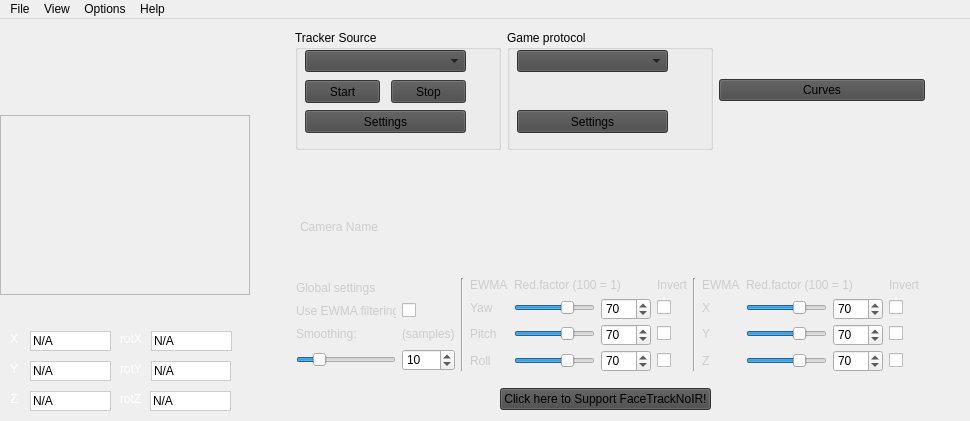
Above: FaceTrackNoIR/FaceTrackNoIR.ui from aavendan/facetracknoir before the change. Below: the same form after it.
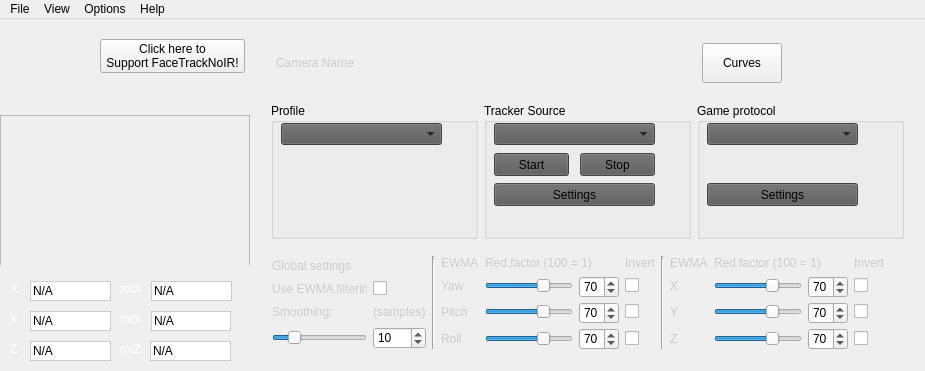
That is the form after the change. Icons and pictures are not drawn.

```diff
--- a/FaceTrackNoIR/FaceTrackNoIR.ui
+++ b/FaceTrackNoIR/FaceTrackNoIR.ui
@@ -10,8 +10,8 @@
    <rect>
     <x>0</x>
     <y>0</y>
-    <width>970</width>
-    <height>421</height>
+    <width>923</width>
+    <height>371</height>
    </rect>
   </property>
   <property name="sizePolicy">
@@ -121,8 +121,8 @@
   <widget class="QWidget" name="centralWidget">
    <property name="minimumSize">
     <size>
-     <width>800</width>
-     <height>400</height>
+     <width>925</width>
+     <height>350</height>
     </size>
    </property>
    <property name="styleSheet">
@@ -142,10 +142,16 @@
       </property>
       <item>
        <layout class="QGridLayout" name="gridLayout">
+        <property name="leftMargin">
+         <number>0</number>
+        </property>
+        <property name="rightMargin">
+         <number>0</number>
+        </property>
         <property name="spacing">
          <number>6</number>
         </property>
-        <item row="6" column="0">
+        <item row="5" column="0">
          <widget class="QWidget" name="headPoseWidget" native="true">
           <property name="minimumSize">
            <size>
@@ -374,63 +380,12 @@
           </widget>
          </widget>
         </item>
-        <item row="2" column="0">
-         <layout class="QHBoxLayout" name="horizontalLayout_4">
-          <item>
-           <widget class="QFrame" name="logoInstitute">
-            <property name="sizePolicy">
-             <sizepolicy hsizetype="Fixed" vsizetype="Fixed">
-              <horstretch>0</horstretch>
-              <verstretch>0</verstretch>
-             </sizepolicy>
-            </property>
-            <property name="minimumSize">
-             <size>
-              <width>90</width>
-              <height>90</height>
-             </size>
-            </property>
-            <property name="maximumSize">
-             <size>
-              <width>16777215</width>
-              <height>90</height>
-             </size>
-            </property>
-            <property name="styleSheet">
-             <string notr="true">QFrame#logoInstitute {
-	background:#595959 url(UIElements/logoFaceTrackNoIR.png) no-repeat;
-border:none;
-}</string>
-            </property>
-            <property name="frameShape">
-             <enum>QFrame::StyledPanel</enum>
-            </property>
-            <property name="frameShadow">
-             <enum>QFrame::Raised</enum>
-            </property>
-           </widget>
-          </item>
-          <item>
-           <spacer name="horizontalSpacer">
-            <property name="orientation">
-             <enum>Qt::Horizontal</enum>
-            </property>
-            <property name="sizeHint" stdset="0">
-             <size>
-              <width>40</width>
-              <height>20</height>
-             </size>
-            </property>
-           </spacer>
-          </item>
-         </layout>
-        </item>
-        <item row="5" column="0">
+        <item row="4" column="0">
          <widget class="QWidget" name="widget4video" native="true">
           <property name="minimumSize">
            <size>
             <width>250</width>
-            <height>180</height>
+            <height>150</height>
            </size>
           </property>
           <widget class="QFrame" name="video_frame">
@@ -439,13 +394,13 @@
              <x>0</x>
              <y>0</y>
              <width>250</width>
-             <height>180</height>
+             <height>170</height>
             </rect>
            </property>
            <property name="minimumSize">
             <size>
              <width>250</width>
-             <height>180</height>
+             <height>150</height>
             </size>
            </property>
            <property name="maximumSize">
@@ -466,6 +421,93 @@
           </widget>
          </widget>
         </item>
+        <item row="0" column="0">
+         <layout class="QHBoxLayout" name="horizontalLayout_6">
+          <item>
+           <widget class="QWidget" name="widget4logo" native="true">
+            <property name="minimumSize">
+             <size>
+              <width>0</width>
+              <height>90</height>
+             </size>
+            </property>
+            <property name="maximumSize">
+             <size>
+              <width>16777215</width>
+              <height>90</height>
+             </size>
+            </property>
+            <widget class="QPushButton" name="btnDonate">
+             <property name="geometry">
+              <rect>
+               <x>100</x>
+               <y>20</y>
+               <width>145</width>
+               <height>34</height>
+              </rect>
+             </property>
+             <property name="toolTip">
+              <string>Please help us: make gaming fun...</string>
+             </property>
+             <property name="text">
+              <string>Click here to 
+Support FaceTrackNoIR!</string>
+             </property>
+             <property name="icon">
+              <iconset resource="FaceTrackNoIR.qrc">
+               <normaloff>:/UIElements/Donate.png</normaloff>:/UIElements/Donate.png</iconset>
+             </property>
+             <property name="iconSize">
+              <size>
+               <width>18</width>
+               <height>18</height>
+              </size>
+             </property>
+            </widget>
+            <widget class="QFrame" name="logoInstitute">
+             <property name="geometry">
+              <rect>
+               <x>0</x>
+               <y>0</y>
+               <width>90</width>
+               <height>90</height>
+              </rect>
+             </property>
+             <property name="sizePolicy">
+              <sizepolicy hsizetype="Fixed" vsizetype="Fixed">
+               <horstretch>0</horstretch>
+               <verstretch>0</verstretch>
+              </sizepolicy>
+             </property>
+             <property name="minimumSize">
+              <size>
+               <width>90</width>
+               <height>90</height>
+              </size>
+             </property>
+             <property name="maximumSize">
+              <size>
+               <width>16777215</width>
+               <height>90</height>
+              </size>
+             </property>
+             <property name="styleSheet">
+              <string notr="true">QFrame#logoInstitute {
+	background:#595959 url(UIElements/logoFaceTrackNoIR.png) no-repeat;
+border:none;
+}</string>
+             </property>
+             <property name="frameShape">
+              <enum>QFrame::StyledPanel</enum>
+             </property>
+             <property name="frameShadow">
+              <enum>QFrame::Raised</enum>
+             </property>
+            </widget>
+           </widget>
+          </item>
+         </layout>
+        </item>
        </layout>
       </item>
       <item>
@@ -500,9 +542,9 @@
            <colorrole role="Button">
             <brush brushstyle="SolidPattern">
              <color alpha="255">
-              <red>72</red>
-              <green>72</green>
-              <blue>72</blue>
+              <red>89</red>
+              <green>89</green>
+              <blue>89</blue>
              </color>
             </brush>
            </colorrole>
@@ -527,18 +569,18 @@
            <colorrole role="Base">
             <brush brushstyle="SolidPattern">
              <color alpha="255">
-              <red>72</red>
-              <green>72</green>
-              <blue>72</blue>
+              <red>89</red>
+              <green>89</green>
+              <blue>89</blue>
              </color>
             </brush>
            </colorrole>
            <colorrole role="Window">
             <brush brushstyle="SolidPattern">
              <color alpha="255">
-              <red>72</red>
-              <green>72</green>
-              <blue>72</blue>
+              <red>89</red>
+              <green>89</green>
+              <blue>89</blue>
              </color>
             </brush>
            </colorrole>
@@ -583,9 +625,9 @@
            <colorrole role="Button">
             <brush brushstyle="SolidPattern">
              <color alpha="255">
-              <red>72</red>
-              <green>72</green>
-              <blue>72</blue>
+              <red>89</red>
+              <green>89</green>
+              <blue>89</blue>
              </color>
             </brush>
            </colorrole>
@@ -610,18 +652,18 @@
            <colorrole role="Base">
             <brush brushstyle="SolidPattern">
              <color alpha="255">
-              <red>72</red>
-              <green>72</green>
-              <blue>72</blue>
+              <red>89</red>
+              <green>89</green>
+              <blue>89</blue>
              </color>
             </brush>
            </colorrole>
            <colorrole role="Window">
             <brush brushstyle="SolidPattern">
              <color alpha="255">
-              <red>72</red>
-              <green>72</green>
-              <blue>72</blue>
+              <red>89</red>
+              <green>89</green>
+              <blue>89</blue>
              </color>
             </brush>
            </colorrole>
@@ -666,9 +708,9 @@
            <colorrole role="Button">
             <brush brushstyle="SolidPattern">
              <color alpha="255">
-              <red>72</red>
-              <green>72</green>
-              <blue>72</blue>
+              <red>89</red>
+              <green>89</green>
+              <blue>89</blue>
              </color>
             </brush>
            </colorrole>
@@ -693,18 +735,18 @@
            <colorrole role="Base">
             <brush brushstyle="SolidPattern">
              <color alpha="255">
-              <red>72</red>
-              <green>72</green>
-              <blue>72</blue>
+              <red>89</red>
+              <green>89</green>
+              <blue>89</blue>
              </color>
             </brush>
            </colorrole>
            <colorrole role="Window">
             <brush brushstyle="SolidPattern">
              <color alpha="255">
-              <red>72</red>
-              <green>72</green>
-              <blue>72</blue>
+              <red>89</red>
+              <green>89</green>
+              <blue>89</blue>
              </color>
             </brush>
            </colorrole>
@@ -750,33 +792,7 @@
         <layout class="QVBoxLayout" name="verticalLayout_4">
          <item>
           <layout class="QGridLayout" name="gridLayout_2">
-           <item row="1" column="2">
-            <spacer name="horizontalSpacer_5">
-             <property name="orientation">
-              <enum>Qt::Horizontal</enum>
-             </property>
-             <property name="sizeHint" stdset="0">
-              <size>
-               <width>40</width>
-               <height>20</height>
-              </size>
-             </property>
-            </spacer>
-           </item>
-           <item row="1" column="0">
-            <spacer name="horizontalSpacer_6">
-             <property name="orientation">
-              <enum>Qt::Horizontal</enum>
-             </property>
-             <property name="sizeHint" stdset="0">
-              <size>
-               <width>40</width>
-               <height>20</height>
-              </size>
-             </property>
-            </spacer>
-           </item>
-           <item row="1" column="1">
+           <item row="2" column="0">
             <layout class="QHBoxLayout" name="horizontalLayout_3">
              <property name="leftMargin">
               <number>10</number>
@@ -784,6 +800,32 @@
              <property name="rightMargin">
               <number>10</number>
              </property>
+             <item>
+              <widget class="QGroupBox" name="groupProfile">
+               <property name="title">
+                <string>Profile</string>
+               </property>
+               <widget class="QComboBox" name="iconcomboTrackerSource_2">
+                <property name="geometry">
+                 <rect>
+                  <x>10</x>
+                  <y>20</y>
+                  <width>161</width>
+                  <height>22</height>
+                 </rect>
+                </property>
+                <property name="styleSheet">
+                 <string notr="true"/>
+                </property>
+                <property name="currentIndex">
+                 <number>-1</number>
+                </property>
+                <property name="maxVisibleItems">
+                 <number>3</number>
+                </property>
+               </widget>
+              </widget>
+             </item>
              <item>
               <widget class="QGroupBox" name="groupTrackerSource">
                <property name="minimumSize">
@@ -939,82 +981,9 @@
                </widget>
               </widget>
              </item>
-             <item>
-              <widget class="QPushButton" name="btnEditCurves">
-               <property name="toolTip">
-                <string>Edit the Curve settings</string>
-               </property>
-               <property name="text">
-                <string>Curves</string>
-               </property>
-               <property name="icon">
-                <iconset resource="FaceTrackNoIR.qrc">
-                 <normaloff>:/UIElements/Curves.png</normaloff>:/UIElements/Curves.png</iconset>
-               </property>
-               <property name="iconSize">
-                <size>
-                 <width>150</width>
-                 <height>32</height>
-                </size>
-               </property>
-              </widget>
-             </item>
             </layout>
            </item>
-           <item row="5" column="1">
-            <layout class="QHBoxLayout" name="horLayoutDonate">
-             <property name="rightMargin">
-              <number>10</number>
-             </property>
-             <item>
-              <spacer name="horizontalSpacer_4">
-               <property name="orientation">
-                <enum>Qt::Horizontal</enum>
-               </property>
-               <property name="sizeHint" stdset="0">
-                <size>
-                 <width>40</width>
-                 <height>20</height>
-                </size>
-               </property>
-              </spacer>
-             </item>
-             <item>
-              <widget class="QPushButton" name="btnDonate">
-               <property name="toolTip">
-                <string>Please help us: make gaming fun...</string>
-               </property>
-               <property name="text">
-                <string>Click here to Support FaceTrackNoIR!</string>
-               </property>
-               <property name="icon">
-                <iconset resource="FaceTrackNoIR.qrc">
-                 <normaloff>:/UIElements/Donate.png</normaloff>:/UIElements/Donate.png</iconset>
-               </property>
-               <property name="iconSize">
-                <size>
-                 <width>18</width>
-                 <height>18</height>
-                </size>
-               </property>
-              </widget>
-             </item>
-             <item>
-              <spacer name="horizontalSpacer_2">
-               <property name="orientation">
-                <enum>Qt::Horizontal</enum>
-               </property>
-               <property name="sizeHint" stdset="0">
-                <size>
-                 <width>186</width>
-                 <height>20</height>
-                </size>
-               </property>
-              </spacer>
-             </item>
-            </layout>
-           </item>
-           <item row="4" column="1">
+           <item row="3" column="0">
             <widget class="QWidget" name="bubbleBigWidget" native="true">
              <property name="minimumSize">
               <size>
@@ -1065,7 +1034,7 @@
                  <widget class="QLabel" name="lblSensYaw_5">
                   <property name="minimumSize">
                    <size>
-                    <width>100</width>
+                    <width>95</width>
                     <height>0</height>
                    </size>
                   </property>
@@ -1160,7 +1129,7 @@
                  <widget class="QSpinBox" name="spinSmoothing">
                   <property name="minimumSize">
                    <size>
-                    <width>50</width>
+                    <width>35</width>
                     <height>22</height>
                    </size>
                   </property>
@@ -1389,7 +1358,7 @@
                  <widget class="QSpinBox" name="spinRedYaw">
                   <property name="minimumSize">
                    <size>
-                    <width>50</width>
+                    <width>40</width>
                     <height>22</height>
                    </size>
                   </property>
@@ -1411,7 +1380,7 @@
                  <widget class="QSpinBox" name="spinRedPitch">
                   <property name="minimumSize">
                    <size>
-                    <width>50</width>
+                    <width>40</width>
                     <height>22</height>
                    </size>
                   </property>
@@ -1433,7 +1402,7 @@
                  <widget class="QSpinBox" name="spinRedRoll">
                   <property name="minimumSize">
                    <size>
-                    <width>50</width>
+                    <width>40</width>
                     <height>22</height>
                    </size>
                   </property>
@@ -1725,7 +1694,7 @@
                  <widget class="QSpinBox" name="spinRedX">
                   <property name="minimumSize">
                    <size>
-                    <width>50</width>
+                    <width>40</width>
                     <height>22</height>
                    </size>
                   </property>
@@ -1747,7 +1716,7 @@
                  <widget class="QSpinBox" name="spinRedY">
                   <property name="minimumSize">
                    <size>
-                    <width>50</width>
+                    <width>40</width>
                     <height>22</height>
                    </size>
                   </property>
@@ -1769,7 +1738,7 @@
                  <widget class="QSpinBox" name="spinRedZ">
                   <property name="minimumSize">
                    <size>
-                    <width>50</width>
+                    <width>40</width>
                     <height>22</height>
                    </size>
                   </property>
@@ -1836,7 +1805,7 @@
                 </property>
                 <property name="sizeHint" stdset="0">
                  <size>
-                  <width>5</width>
+                  <width>20</width>
                   <height>20</height>
                  </size>
                 </property>
@@ -1845,81 +1814,124 @@
              </layout>
             </widget>
            </item>
-           <item row="3" column="1">
-            <widget class="QWidget" name="bubbleSmallWidget_2" native="true">
-             <property name="minimumSize">
-              <size>
-               <width>620</width>
-               <height>67</height>
-              </size>
-             </property>
-             <property name="maximumSize">
-              <size>
-               <width>667</width>
-               <height>67</height>
-              </size>
-             </property>
-             <property name="acceptDrops">
-              <bool>true</bool>
-             </property>
-             <property name="styleSheet">
-              <string notr="true">background:  url(&quot;UIElements/bubble_1_small.png&quot;) no-repeat;
+           <item row="0" column="0">
+            <layout class="QHBoxLayout" name="horizontalLayout_4">
+             <item>
+              <widget class="QWidget" name="bubbleSmallWidget_2" native="true">
+               <property name="minimumSize">
+                <size>
+                 <width>500</width>
+                 <height>67</height>
+                </size>
+               </property>
+               <property name="maximumSize">
+                <size>
+                 <width>700</width>
+                 <height>67</height>
+                </size>
+               </property>
+               <property name="acceptDrops">
+                <bool>true</bool>
+               </property>
+               <property name="styleSheet">
+                <string notr="true">background:  url(&quot;UIElements/bubble_1_small.png&quot;) no-repeat;
 opacity:100;</string>
-             </property>
-             <layout class="QVBoxLayout" name="verticalLayout_6">
-              <property name="spacing">
-               <number>0</number>
-              </property>
-              <property name="leftMargin">
-               <number>15</number>
-              </property>
-              <property name="topMargin">
-               <number>10</number>
-              </property>
-              <property name="rightMargin">
-               <number>10</number>
-              </property>
-              <property name="bottomMargin">
-               <number>10</number>
-              </property>
-              <item>
-               <widget class="QLabel" name="cameraName">
-                <property name="minimumSize">
-                 <size>
-                  <width>0</width>
-                  <height>30</height>
-                 </size>
+               </property>
+               <layout class="QVBoxLayout" name="verticalLayout_6">
+                <property name="spacing">
+                 <number>0</number>
                 </property>
-                <property name="maximumSize">
-                 <size>
-                  <width>600</width>
-                  <height>30</height>
-                 </size>
+                <property name="leftMargin">
+                 <number>15</number>
                 </property>
-                <property name="styleSheet">
-                 <string notr="true">color:#ccc;
+                <property name="topMargin">
+                 <number>10</number>
+                </property>
+                <property name="rightMargin">
+                 <number>10</number>
+                </property>
+                <property name="bottomMargin">
+                 <number>10</number>
+                </property>
+                <item>
+                 <layout class="QHBoxLayout" name="horizontalLayout_5">
+                  <item>
+                   <widget class="QLabel" name="cameraName">
+                    <property name="minimumSize">
+                     <size>
+                      <width>420</width>
+                      <height>30</height>
+                     </size>
+                    </property>
+                    <property name="maximumSize">
+                     <size>
+                      <width>600</width>
+                      <height>30</height>
+                     </size>
+                    </property>
+                    <property name="styleSheet">
+                     <string notr="true">color:#ccc;
 background:none;</string>
-                </property>
-                <property name="text">
-                 <string>Camera Name</string>
-                </property>
-               </widget>
-              </item>
-             </layout>
-            </widget>
-           </item>
-           <item row="2" column="1">
-            <spacer name="verticalSpacer">
-             <property name="orientation">
-              <enum>Qt::Vertical</enum>
-             </property>
-             <property name="sizeHint" stdset="0">
-              <size>
-               <width>20</width>
-               <height>40</height>
-              </size>
-             </property>
-            </spacer>
+                    </property>
+                    <property name="text">
+                     <string>Camera Name</string>
+                    </property>
+                   </widget>
+                  </item>
+                  <item>
+                   <widget class="QPushButton" name="btnEditCurves">
+                    <property name="minimumSize">
+                     <size>
+                      <width>52</width>
+                      <height>40</height>
+                     </size>
+                    </property>
+                    <property name="maximumSize">
+                     <size>
+                      <width>180</width>
+                      <height>16777215</height>
+                     </size>
+                    </property>
+                    <property name="toolTip">
+                     <string>Edit the Curve settings</string>
+                    </property>
+                    <property name="styleSheet">
+                     <string notr="true">background:none;</string>
+                    </property>
+                    <property name="text">
+                     <string>Curves</string>
+                    </property>
+                    <property name="icon">
+                     <iconset resource="FaceTrackNoIR.qrc">
+                      <normaloff>:/UIElements/Curves.png</normaloff>:/UIElements/Curves.png</iconset>
+                    </property>
+                    <property name="iconSize">
+                     <size>
+                      <width>150</width>
+                      <height>32</height>
+                     </size>
+                    </property>
+                   </widget>
+                  </item>
+                  <item>
+                   <spacer name="horizontalSpacer">
+                    <property name="orientation">
+                     <enum>Qt::Horizontal</enum>
+                    </property>
+                    <property name="sizeHint" stdset="0">
+                     <size>
+                      <width>40</width>
+                      <height>20</height>
+                     </size>
+                    </property>
+                   </spacer>
+                  </item>
+                 </layout>
+                </item>
+               </layout>
+              </widget>
+             </item>
+            </layout>
            </item>
           </layout>
          </item>
@@ -1935,7 +1947,7 @@
     <rect>
      <x>0</x>
      <y>0</y>
-     <width>970</width>
+     <width>923</width>
      <height>21</height>
     </rect>
    </property>
```
Left out of the diff: 33 changed lines with no effect on the pictures.
